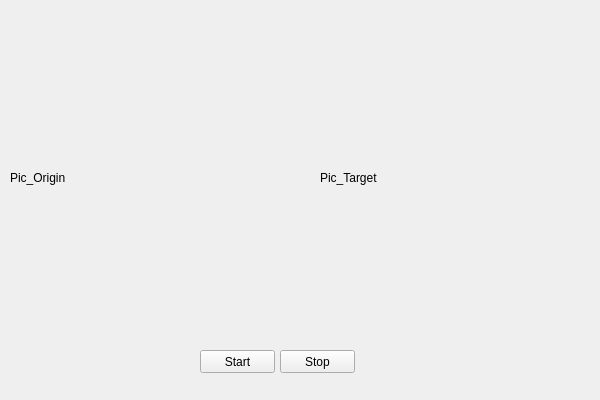
Before: the Qt Designer form Uranus/uranus.ui in ArtemisChief/Uranus, drawn with Qt 5.
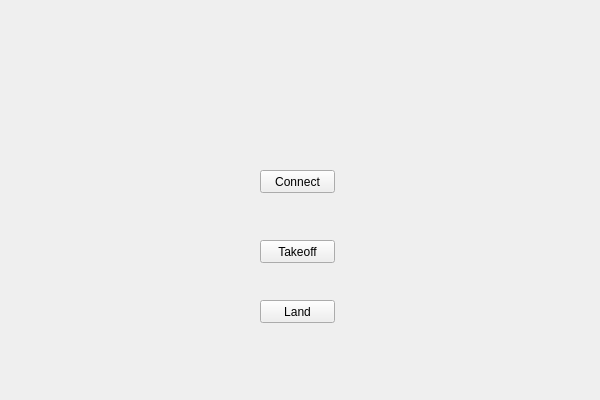
After: the same form once the commit is applied.

What changed in the file:
```diff
--- a/Uranus/uranus.ui
+++ b/Uranus/uranus.ui
@@ -14,56 +14,43 @@
    <string>Uranus</string>
   </property>
   <widget class="QWidget" name="centralWidget">
-   <widget class="QLabel" name="label1">
+   <widget class="QPushButton" name="takeoffBtn">
     <property name="geometry">
      <rect>
-      <x>10</x>
-      <y>50</y>
-      <width>256</width>
-      <height>256</height>
+      <x>260</x>
+      <y>240</y>
+      <width>75</width>
+      <height>23</height>
      </rect>
     </property>
     <property name="text">
-     <string>Pic_Origin</string>
+     <string>Takeoff</string>
     </property>
    </widget>
-   <widget class="QLabel" name="label2">
+   <widget class="QPushButton" name="landBtn">
     <property name="geometry">
      <rect>
-      <x>320</x>
-      <y>50</y>
-      <width>256</width>
-      <height>256</height>
-     </rect>
-    </property>
-    <property name="text">
-     <string>Pic_Target</string>
-    </property>
-   </widget>
-   <widget class="QPushButton" name="startBtn">
-    <property name="geometry">
-     <rect>
-      <x>200</x>
-      <y>350</y>
+      <x>260</x>
+      <y>300</y>
       <width>75</width>
       <height>23</height>
      </rect>
     </property>
     <property name="text">
-     <string>Start</string>
+     <string>Land</string>
     </property>
    </widget>
    <widget class="QPushButton" name="stopBtn">
     <property name="geometry">
      <rect>
-      <x>280</x>
-      <y>350</y>
+      <x>260</x>
+      <y>170</y>
       <width>75</width>
       <height>23</height>
      </rect>
     </property>
     <property name="text">
-     <string>Stop</string>
+     <string>Connect</string>
     </property>
    </widget>
   </widget>
```
Left out of the diff: 47 changed lines with no effect on the pictures.
